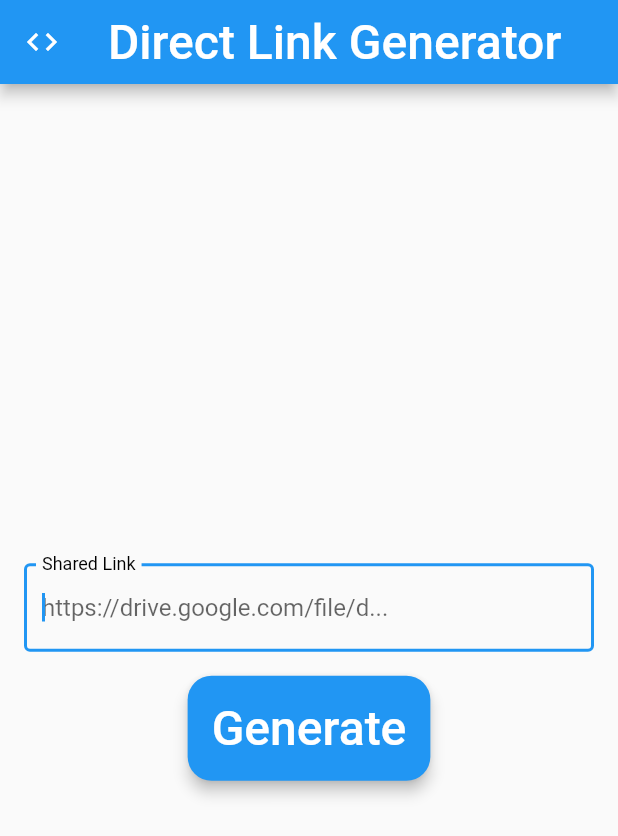
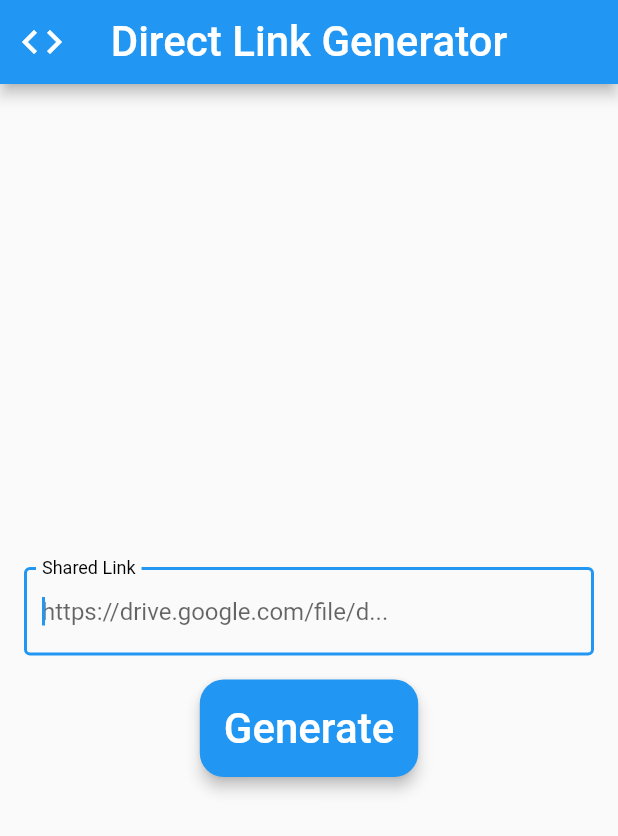
Before and after one commit to brunodavi/direct_link_generator, a Flutter app: the screen it shows after launch, on a phone screen of 412 x 824 dp. Shown: the top 836 px of the screen. Run offline on Flutter 3.47's test engine with Material 3 defaults, Android fonts, the phone set to English and light mode, and no system bars; missing offline and left inert: universal_html.

Commit message:
style: change icon and text size

```diff
--- a/lib/main.dart
+++ b/lib/main.dart
@@ -15,12 +15,12 @@
       title: 'Direct Link Generator',
       theme: ThemeData(
         textTheme: const TextTheme(
-          labelLarge: TextStyle(
-            fontSize: 32,
+          titleLarge: TextStyle(
+            fontSize: 28,
             color: Colors.white,
           ),
-          titleLarge: TextStyle(
-            fontSize: 32,
+          labelLarge: TextStyle(
+            fontSize: 28,
             color: Colors.white,
           ),
         ),
--- a/lib/pages/components/app_bar.dart
+++ b/lib/pages/components/app_bar.dart
@@ -10,7 +10,10 @@
             "source code",
           );
         },
-        child: const Icon(Icons.code),
+        child: const Icon(
+          Icons.code,
+          size: 32,
+        ),
       ),
       centerTitle: true,
     );
--- a/lib/pages/home_page.dart
+++ b/lib/pages/home_page.dart
@@ -12,35 +12,8 @@
 }
 
 class _HomePageState extends State<HomePage> {
-  final TextEditingController _linkGeneratorController =
-      TextEditingController();
-
-  void copyLink() {
-    var link = _linkGeneratorController.text;
-
-    var linkGenerated = generateLink(link);
-
-    if (linkGenerated == null) {
-      ScaffoldMessenger.of(context).showSnackBar(
-        const SnackBar(
-          content: Text("Error: Invalid link!"),
-          backgroundColor: Colors.red,
-        ),
-      );
-      return;
-    }
-
-    Clipboard.setData(ClipboardData(text: linkGenerated)).then(
-      (result) {
-        ScaffoldMessenger.of(context).showSnackBar(
-          const SnackBar(
-            content: Text("Direct link copied for clipboard!"),
-            backgroundColor: Colors.green,
-          ),
-        );
-      },
-    );
-  }
+  final _linkGeneratorController = TextEditingController();
+  String? _errorText;
 
   @override
   Widget build(BuildContext context) {
@@ -53,8 +26,9 @@
             Container(
               padding: const EdgeInsets.all(16),
               child: TextField(
-                decoration: const InputDecoration(
-                  label: Text("Shared Link"),
+                decoration: InputDecoration(
+                  errorText: _errorText,
+                  label: const Text("Shared Link"),
                   hintText: "https://drive.google.com/file/d...",
                 ),
                 autofocus: true,
@@ -71,4 +45,31 @@
       ),
     );
   }
+
+  Future<void> copyLink() async {
+    var link = _linkGeneratorController.text;
+    var linkGenerated = generateLink(link);
+
+    if (linkGenerated == null) {
+      setState(() {
+        _errorText = "Error: Invalid link!";
+      });
+      return;
+    }
+
+    setState(() {
+      _errorText = null;
+    });
+
+    await Clipboard.setData(ClipboardData(text: linkGenerated));
+
+    if (!mounted) return;
+
+    ScaffoldMessenger.of(context).showSnackBar(
+      const SnackBar(
+        content: Text("Direct link copied for clipboard!"),
+        backgroundColor: Colors.green,
+      ),
+    );
+  }
 }
```
